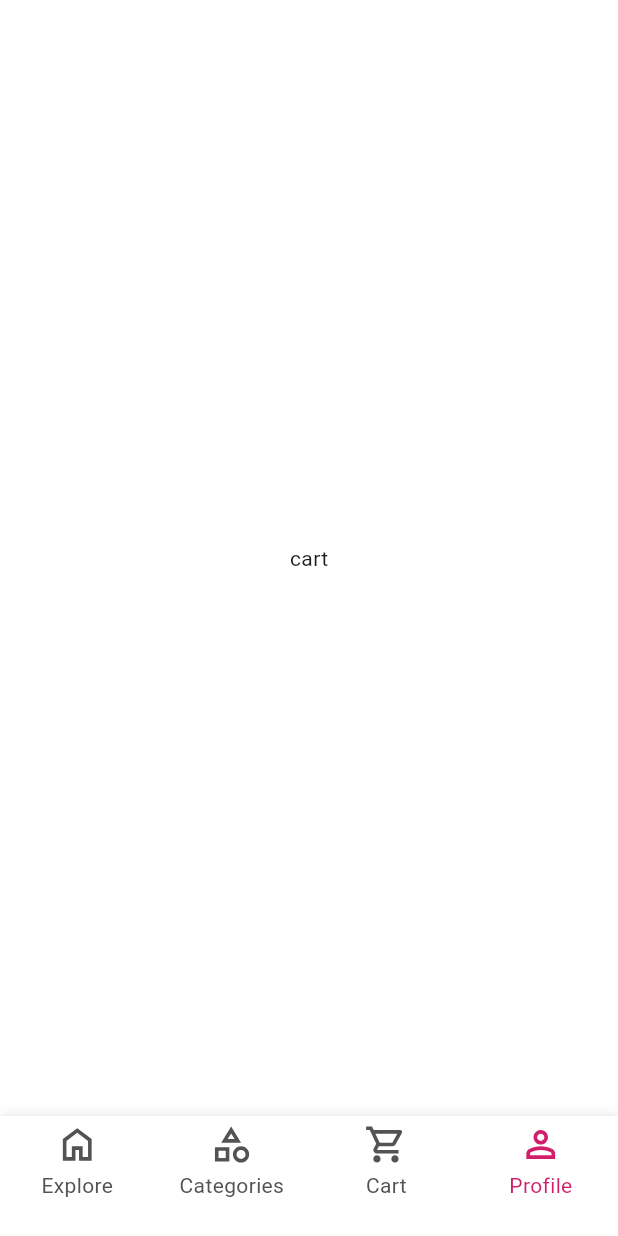
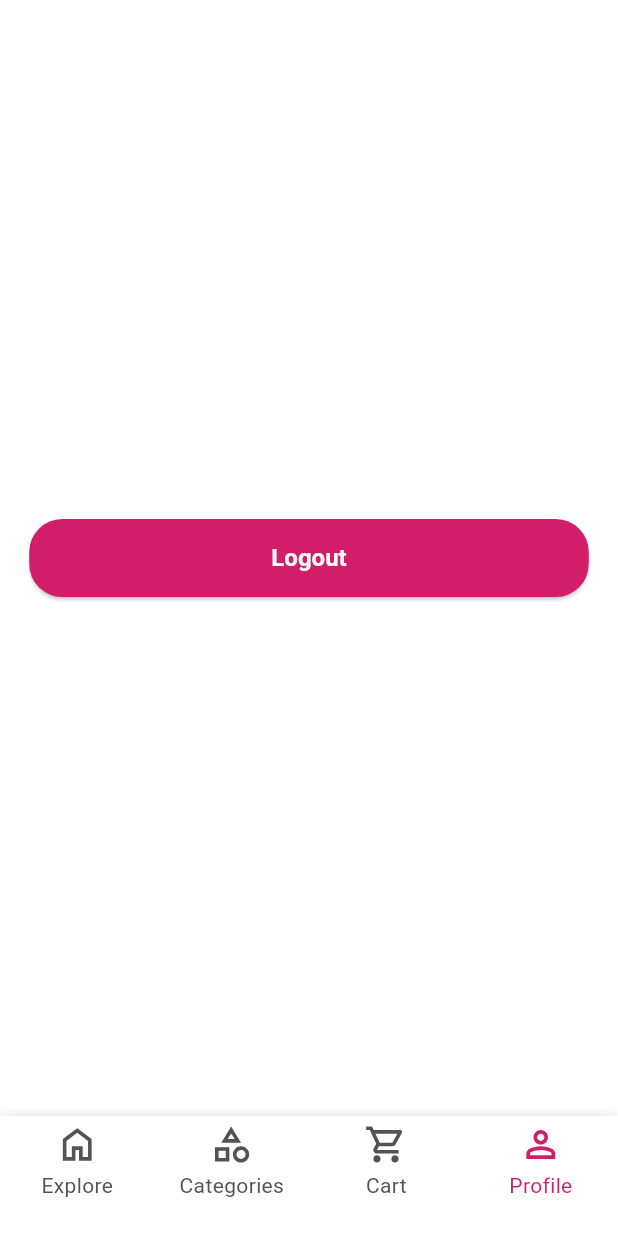
Before and after one commit to AhmedNasser1999/flower_app, a Flutter app: the DashboardScreen screen opened by its route, item 4 of the bottom bar chosen, on a phone screen of 412 x 824 dp. Run offline on Flutter 3.47's test engine with Material 3 defaults, Android fonts, the phone set to English and light mode, and no system bars; our stand-ins replace bloc, dio, flutter_bloc, flutter_secure_storage, flutter_svg, get_it and 3 more; accounts and stored records are empty; generated files the repository leaves out were written again.

Commit message:
Solving small Error in dashboard to help me in logout button

```diff
--- a/lib/features/dashboard/presentation/widgets/custom_nav_bar_widget.dart
+++ b/lib/features/dashboard/presentation/widgets/custom_nav_bar_widget.dart
@@ -31,10 +31,10 @@ class CustomBottomNavBarWidget extends StatelessWidget {
               child: _buildNavBarItem(
                   AppIcons.categoriesIcon, 'Categories', 1, context)),
           Expanded(
-              child: _buildNavBarItem(AppIcons.cartIcon, 'Cart', 3, context)),
+              child: _buildNavBarItem(AppIcons.cartIcon, 'Cart', 2, context)),
           Expanded(
               child: _buildNavBarItem(
-                  AppIcons.profileIcon, 'Profile', 2, context)),
+                  AppIcons.profileIcon, 'Profile', 3, context)),
         ],
       ),
     );
```
